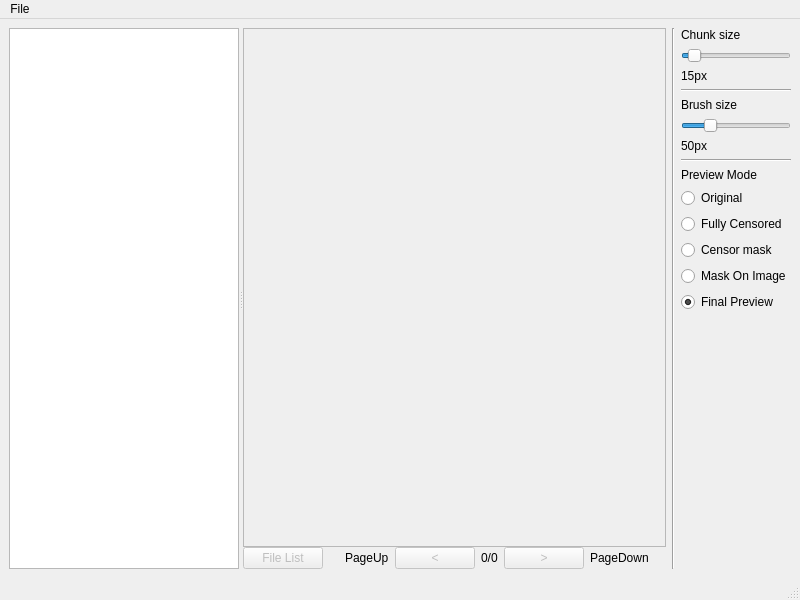
This is mainwindow.ui in RigoLigoRLC/CensorMe as Qt 5 draws it before an edit. The edited form follows.
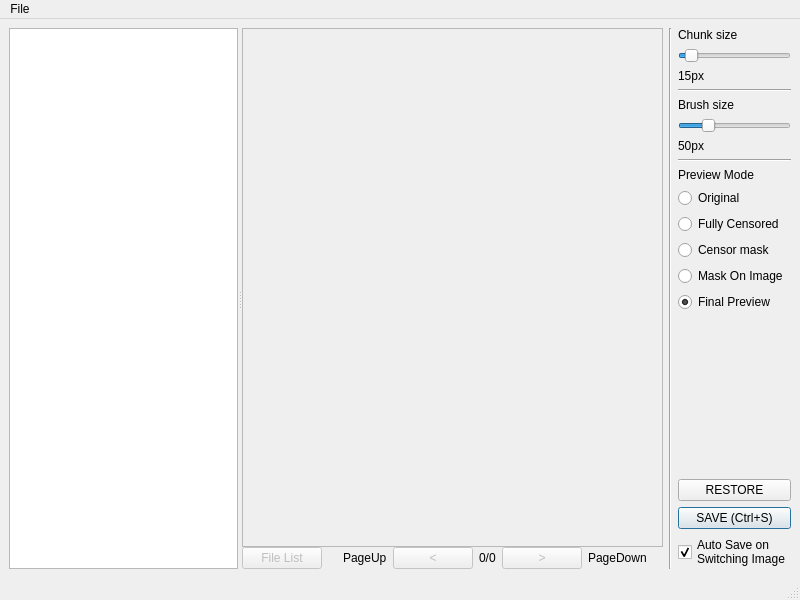
This is the edited form. Custom widgets are drawn as their Qt base class.

Diff of the .ui file:
```diff
--- a/mainwindow.ui
+++ b/mainwindow.ui
@@ -36,7 +36,7 @@
             <rect>
              <x>0</x>
              <y>0</y>
-             <width>379</width>
+             <width>376</width>
              <height>489</height>
             </rect>
            </property>
@@ -343,6 +343,37 @@
         </property>
        </spacer>
       </item>
+      <item>
+       <widget class="QPushButton" name="btnRestore">
+        <property name="text">
+         <string>RESTORE</string>
+        </property>
+       </widget>
+      </item>
+      <item>
+       <widget class="QPushButton" name="btnSave">
+        <property name="text">
+         <string>SAVE (Ctrl+S)</string>
+        </property>
+        <property name="shortcut">
+         <string>Ctrl+S</string>
+        </property>
+        <property name="default">
+         <bool>true</bool>
+        </property>
+       </widget>
+      </item>
+      <item>
+       <widget class="QCheckBox" name="chkAutoSave">
+        <property name="text">
+         <string>Auto Save on
+Switching Image</string>
+        </property>
+        <property name="checked">
+         <bool>true</bool>
+        </property>
+       </widget>
+      </item>
      </layout>
     </item>
    </layout>
```
